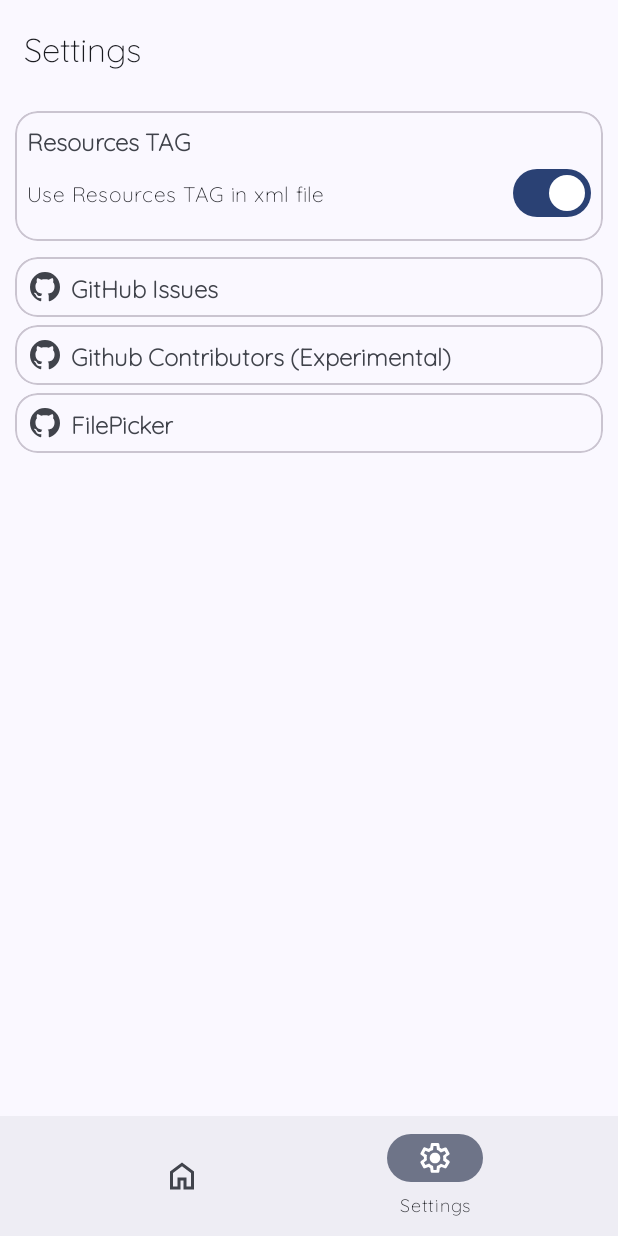
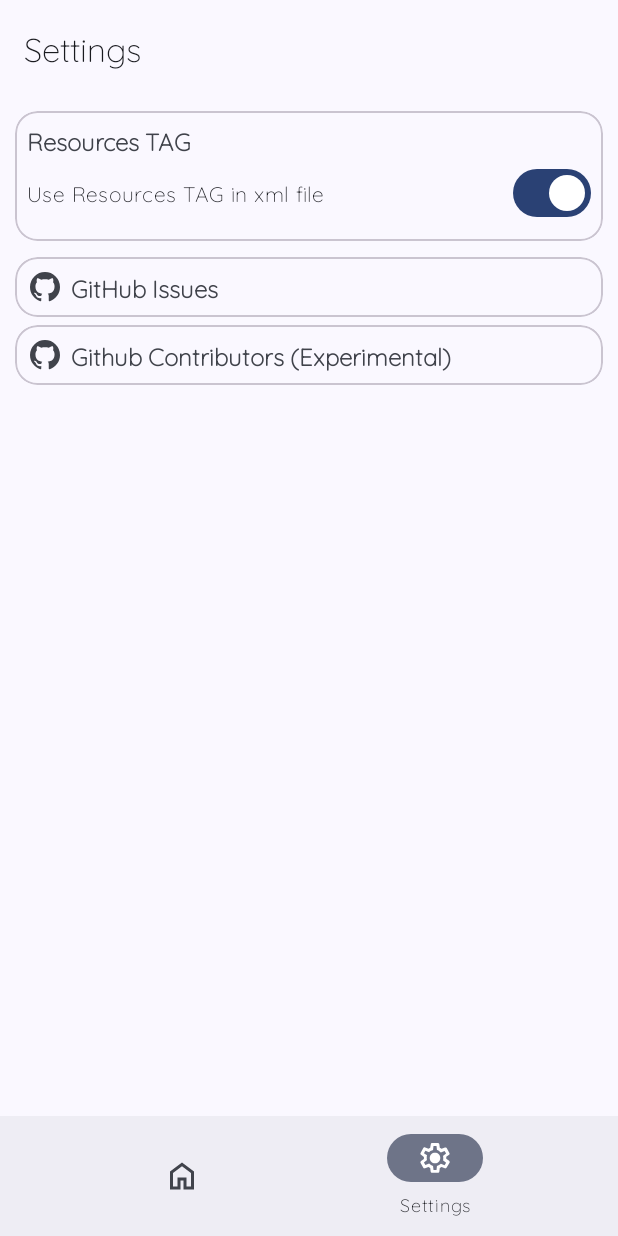
Before and after one commit to trindadedev13/StringsManager, an Android app: the screen it shows after launch (MainActivity), item 2 of the bottom bar chosen, on a phone screen of 412 x 824 dp. Run offline under Robolectric (Android 15) with nearby library versions, the phone set to English and light mode, and no system bars; libraries missing offline, so code that uses them is left out: com.trindade.filepicker.

Commit message:
prepare for Release...

```diff
--- a/app/build.gradle.kts
+++ b/app/build.gradle.kts
@@ -13,7 +13,7 @@ android {
         minSdk = 26
         targetSdk = 34
         versionCode = 1
-        versionName = "@string/app_versionName"
+        versionName = "1.0"
 
         vectorDrawables {
             useSupportLibrary = true
--- a/app/src/main/java/com/trindade/stringscreator/fragments/SettingsFragment.java
+++ b/app/src/main/java/com/trindade/stringscreator/fragments/SettingsFragment.java
@@ -65,6 +65,7 @@ public class SettingsFragment extends Fragment {
            startActivity(in);
         });
 
+        binding.filePicker.setVisibility(View.GONE);
         binding.filePicker.setOnClickListener(v -> {
            testFilePicker();
         });
--- a/app/src/main/res/values/strings.xml
+++ b/app/src/main/res/values/strings.xml
@@ -1,7 +1,6 @@
 <?xml version="1.0" encoding="utf-8"?>
 <resources>
     <string name="app_name">Strings Manager</string>
-    <string name="app_versionName">1.0</string>
     <string name="main_toolbar_title">Home</string>
     <string name="settings_toolbar_title">Settings</string>
     <string name="string_name">   String name</string>
```
Also changed, not shown: 1 other file.
